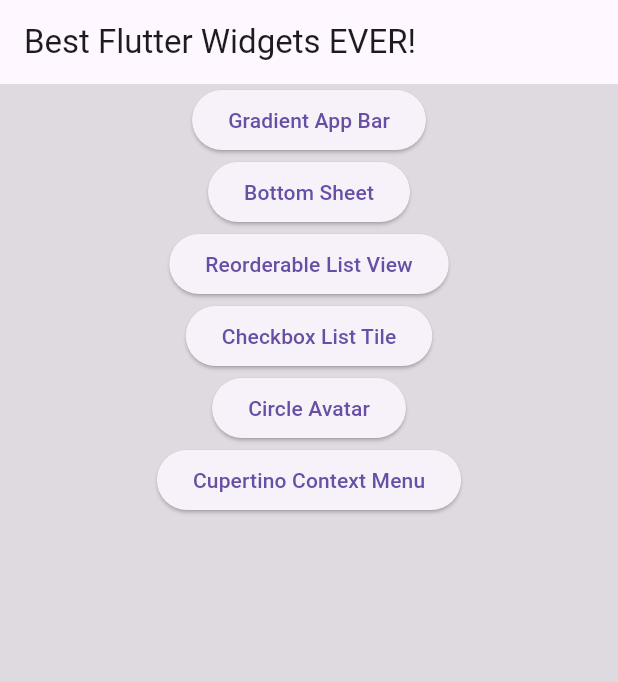
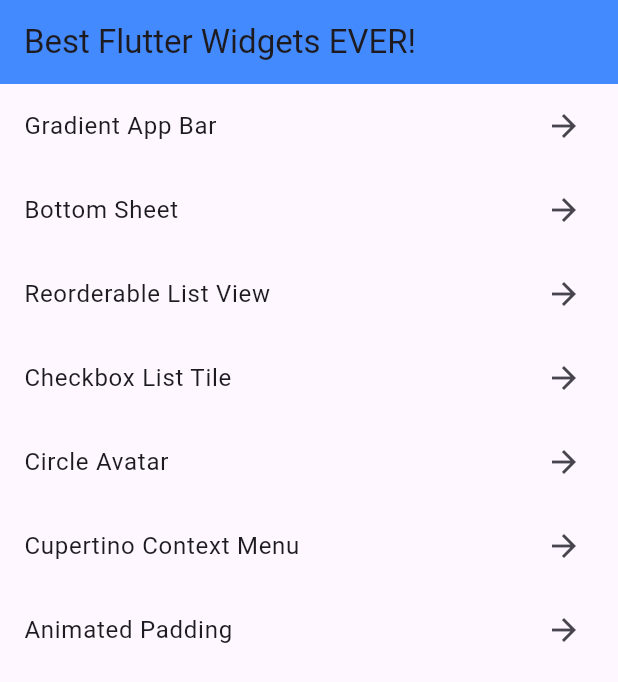
Before and after one commit to artdima/Best-Flutter-Widgets-EVER, a Flutter app: the screen it shows after launch, on a phone screen of 412 x 824 dp. Shown: the top 682 px of the screen. Run offline on Flutter 3.47's test engine with Material 3 defaults, Android fonts, the phone set to English and light mode, and no system bars; our stand-ins replace flutter_svg.

Commit message:
Add 2 widgets + change main screen

```diff
--- a/lib/main.dart
+++ b/lib/main.dart
@@ -1,10 +1,5 @@
 import 'package:flutter/material.dart';
-import 'screens/gradient_app_bar.dart';
-import 'screens/bottom_sheet.dart';
-import 'screens/reorderable_list_view.dart';
-import 'screens/checkbox_list_tile.dart';
-import 'screens/circle_avatar.dart';
-import 'screens/cupertino_context_menu.dart';
+import 'screens/screens.dart';
 
 void main() {
   runApp(const MainApp());
@@ -22,15 +17,32 @@ class MainApp extends StatelessWidget {
         '/': (context) => const HomeAppp(),
         '/GradientAppBar': (context) => const GradientAppBar(),
         '/BottomSheetExample': (context) => const BottomSheetExample(),
-        '/ReorderableListView': (context) => const ReorderableListExample(),
+        '/ReorderableList': (context) => const ReorderableListExample(),
         '/CheckboxListTile': (context) => const CheckboxListTileExample(),
         '/CircleAvatar': (context) => const CircleAvatarExample(),
-        '/CupertinoContextMenu': (context) =>
-            const CupertinoContextMenuExample(),
+        '/CupContextMenu': (context) => const CupertinoContextMenuExample(),
+        '/AnimatedPadding': (context) => const AnimatedPaddingExample(),
       },
     );
   }
 }
+
+class BestFlutterWidget {
+  final String routes;
+  final String name;
+
+  BestFlutterWidget({required this.name, required this.routes});
+}
+
+final List<BestFlutterWidget> _widgets = [
+  BestFlutterWidget(routes: '/GradientAppBar', name: 'Gradient App Bar'),
+  BestFlutterWidget(routes: '/BottomSheetExample', name: 'Bottom Sheet'),
+  BestFlutterWidget(routes: '/ReorderableList', name: 'Reorderable List View'),
+  BestFlutterWidget(routes: '/CheckboxListTile', name: 'Checkbox List Tile'),
+  BestFlutterWidget(routes: '/CircleAvatar', name: 'Circle Avatar'),
+  BestFlutterWidget(routes: '/CupContextMenu', name: 'Cupertino Context Menu'),
+  BestFlutterWidget(routes: '/AnimatedPadding', name: 'Animated Padding'),
+];
 
 class HomeAppp extends StatelessWidget {
   const HomeAppp({super.key});
@@ -39,52 +51,20 @@ class HomeAppp extends StatelessWidget {
   Widget build(BuildContext context) {
     return Scaffold(
       appBar: AppBar(
+        backgroundColor: Colors.blueAccent,
         title: const Text('Best Flutter Widgets EVER!'),
       ),
-      body: Container(
-        color: Colors.black12,
-        child: Center(
-          child: Column(
-            children: [
-              ElevatedButton(
-                onPressed: () {
-                  Navigator.pushNamed(context, '/GradientAppBar');
-                },
-                child: const Text('Gradient App Bar'),
-              ),
-              ElevatedButton(
-                onPressed: () {
-                  Navigator.pushNamed(context, '/BottomSheetExample');
-                },
-                child: const Text('Bottom Sheet'),
-              ),
-              ElevatedButton(
-                onPressed: () {
-                  Navigator.pushNamed(context, '/ReorderableListView');
-                },
-                child: const Text('Reorderable List View'),
-              ),
-              ElevatedButton(
-                onPressed: () {
-                  Navigator.pushNamed(context, '/CheckboxListTile');
-                },
-                child: const Text('Checkbox List Tile'),
-              ),
-              ElevatedButton(
-                onPressed: () {
-                  Navigator.pushNamed(context, '/CircleAvatar');
-                },
-                child: const Text('Circle Avatar'),
-              ),
-              ElevatedButton(
-                onPressed: () {
-                  Navigator.pushNamed(context, '/CupertinoContextMenu');
-                },
-                child: const Text('Cupertino Context Menu'),
-              ),
-            ],
-          ),
-        ),
+      body: ListView.builder(
+        itemCount: _widgets.length,
+        itemBuilder: (context, index) {
+          return ListTile(
+            title: Text(_widgets[index].name),
+            onTap: () {
+              Navigator.pushNamed(context, _widgets[index].routes);
+            },
+            trailing: Icon(Icons.arrow_forward),
+          );
+        },
       ),
     );
   }
```
Also changed, not shown: lib/screens/animated_padding.dart (added, +26 -0 lines), lib/screens/screens.dart (added, +7 -0 lines).
